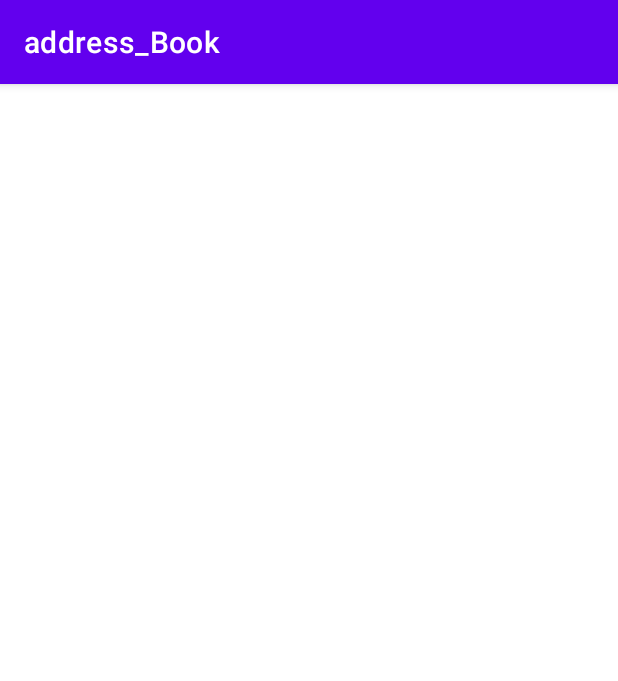
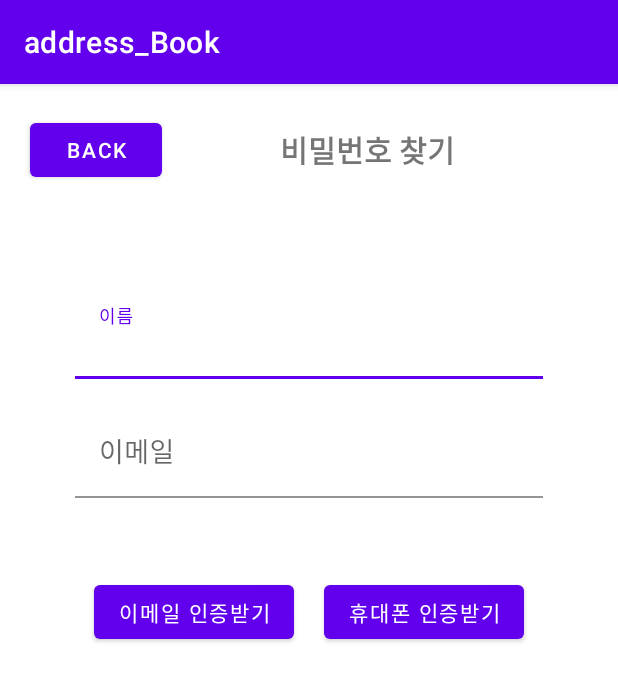
Before and after one commit to e994301s/address_Book, an Android app: the FindPWActivity screen opened directly, with no data from a screen before it, on a phone screen of 412 x 824 dp. Shown: the top 681 px of the screen. Run offline under Robolectric (Android 15) with nearby library versions, the light colour scheme and no system bars.

Commit message:
비밀번호 찾기_layout 구성_kyeongmi

```diff
--- /dev/null
+++ b/address_Book/app/src/main/java/com/android/address_book/EmailFindPWActivity.java
@@ -0,0 +1,14 @@
+package com.android.address_book;
+
+import androidx.appcompat.app.AppCompatActivity;
+
+import android.os.Bundle;
+
+public class EmailFindPWActivity extends AppCompatActivity {
+
+    @Override
+    protected void onCreate(Bundle savedInstanceState) {
+        super.onCreate(savedInstanceState);
+        setContentView(R.layout.activity_email_find_pw);
+    }
+}
--- a/address_Book/app/src/main/java/com/android/address_book_Activity/FindPWActivity.java
+++ b/address_Book/app/src/main/java/com/android/address_book_Activity/FindPWActivity.java
@@ -2,8 +2,14 @@ package com.android.address_book_Activity;
 
 import androidx.appcompat.app.AppCompatActivity;
 
+import android.content.Intent;
+import android.graphics.Paint;
 import android.os.Bundle;
+import android.view.View;
+import android.widget.EditText;
+import android.widget.TextView;
 
+import com.android.address_book.EmailFindPWActivity;
 import com.android.address_book.R;
 
 /*
@@ -22,9 +28,58 @@ import com.android.address_book.R;
 
 public class FindPWActivity extends AppCompatActivity {
 
+    EditText name, email;
+    TextView check;
+
     @Override
     protected void onCreate(Bundle savedInstanceState) {
         super.onCreate(savedInstanceState);
         setContentView(R.layout.activity_find_pw);
+
+        name = findViewById(R.id.name_findPw);
+        email = findViewById(R.id.email_findPw);
+        check = findViewById(R.id.tv_fieldCheck_findPw);
+
+        findViewById(R.id.backBtn_findPw).setOnClickListener(mClickListener);
+        findViewById(R.id.btnEmailAuth_findPw).setOnClickListener(mClickListener);
+        findViewById(R.id.btnPhoneAuth_findPw).setOnClickListener(mClickListener);
+
     }
+
+    View.OnClickListener mClickListener = new View.OnClickListener() {
+        @Override
+        public void onClick(View v) {
+            switch (v.getId()){
+                case R.id.backBtn_findPw:
+                    finish();
+                    break;
+
+                case R.id.btnEmailAuth_findPw:
+                    emailFieldCheck();
+
+                    break;
+
+                case R.id.btnPhoneAuth_findPw:
+
+                    break;
+
+            }
+        }
+    };
+
+    // field check
+    private void emailFieldCheck(){
+        if(name.getText().toString().trim().length() == 0){
+            check.setText("이름을 입력해주세요.");
+        } else if (email.getText().toString().trim().length() == 0){
+            check.setText("이메일을 입력해주세요.");
+        } else {
+            Intent intent = new Intent(FindPWActivity.this, EmailFindPWActivity.class);
+            intent.putExtra("name", name.getText().toString().trim());
+            intent.putExtra("email", email.getText().toString().trim());
+            finish();
+            startActivity(intent);
+        }
+    }
+
 }
--- /dev/null
+++ b/address_Book/app/src/main/res/layout/activity_email_find_pw.xml
@@ -0,0 +1,9 @@
+<?xml version="1.0" encoding="utf-8"?>
+<androidx.constraintlayout.widget.ConstraintLayout xmlns:android="http://schemas.android.com/apk/res/android"
+    xmlns:app="http://schemas.android.com/apk/res-auto"
+    xmlns:tools="http://schemas.android.com/tools"
+    android:layout_width="match_parent"
+    android:layout_height="match_parent"
+    tools:context=".EmailFindPWActivity">
+
+</androidx.constraintlayout.widget.ConstraintLayout>
--- a/address_Book/app/src/main/res/layout/activity_find_pw.xml
+++ b/address_Book/app/src/main/res/layout/activity_find_pw.xml
@@ -1,9 +1,119 @@
 <?xml version="1.0" encoding="utf-8"?>
-<androidx.constraintlayout.widget.ConstraintLayout xmlns:android="http://schemas.android.com/apk/res/android"
+<LinearLayout
+    android:orientation="vertical"
+    xmlns:android="http://schemas.android.com/apk/res/android"
     xmlns:app="http://schemas.android.com/apk/res-auto"
     xmlns:tools="http://schemas.android.com/tools"
     android:layout_width="match_parent"
     android:layout_height="match_parent"
     tools:context="com.android.address_book_Activity.FindPWActivity">
 
-</androidx.constraintlayout.widget.ConstraintLayout>
+    <LinearLayout
+        android:layout_width="match_parent"
+        android:layout_height="wrap_content"
+        android:orientation="horizontal">
+
+        <Button
+            android:id="@+id/backBtn_findPw"
+            android:layout_width="wrap_content"
+            android:layout_height="wrap_content"
+            android:layout_gravity="left|center"
+            android:layout_margin="20dp"
+            android:text="back" />
+
+        <TextView
+            android:layout_width="match_parent"
+            android:layout_height="wrap_content"
+            android:text="비밀번호 찾기"
+            android:textStyle="bold"
+            android:textSize="20dp"
+            android:layout_gravity="center"
+            android:gravity="center"
+            android:layout_marginRight="50dp"
+            />
+    </LinearLayout>
+
+    <com.google.android.material.textfield.TextInputLayout
+        android:layout_width="match_parent"
+        android:layout_height="wrap_content"
+        app:errorEnabled="true"
+        android:layout_marginRight="50dp"
+        android:layout_marginLeft="50dp"
+        android:layout_marginTop="50dp"
+        android:background="@color/white"
+        >
+
+        <com.google.android.material.textfield.TextInputEditText
+            android:id="@+id/name_findPw"
+            android:layout_width="match_parent"
+            android:layout_height="match_parent"
+            android:hint="이름"
+            android:textSize="18dp"
+            android:background="@color/white"
+            />
+
+    </com.google.android.material.textfield.TextInputLayout>
+
+
+    <com.google.android.material.textfield.TextInputLayout
+        android:layout_width="match_parent"
+        android:layout_height="wrap_content"
+        app:errorEnabled="true"
+        android:layout_marginRight="50dp"
+        android:layout_marginLeft="50dp"
+        android:background="@color/white"
+        >
+
+        <com.google.android.material.textfield.TextInputEditText
+            android:id="@+id/email_findPw"
+            android:layout_width="match_parent"
+            android:layout_height="match_parent"
+            android:hint="이메일"
+            android:textSize="18dp"
+            android:inputType="textEmailAddress"
+            android:background="@color/white"
+            />
+
+    </com.google.android.material.textfield.TextInputLayout>
+
+    <TextView
+        android:id="@+id/tv_fieldCheck_findPw"
+        android:layout_width="match_parent"
+        android:layout_height="wrap_content"
+        android:textStyle="bold"
+        android:textSize="15dp"
+        android:layout_gravity="center"
+        android:gravity="center"
+        android:layout_marginLeft="30dp"
+        android:layout_marginRight="30dp"
+        android:layout_marginBottom="10dp"
+        android:textColor="@color/red"
+        />
+
+    <LinearLayout
+        android:layout_width="match_parent"
+        android:layout_height="wrap_content"
+        android:orientation="horizontal"
+        android:gravity="center_horizontal"
+        >
+
+        <Button
+            android:id="@+id/btnEmailAuth_findPw"
+            android:layout_width="wrap_content"
+            android:layout_height="wrap_content"
+            android:text="이메일 인증받기"
+            android:layout_gravity="center_horizontal"
+            android:layout_marginRight="20dp"
+            />
+
+        <Button
+            android:id="@+id/btnPhoneAuth_findPw"
+            android:layout_width="wrap_content"
+            android:layout_height="wrap_content"
+            android:text="휴대폰 인증받기"
+            android:layout_gravity="center_horizontal"
+            />
+
+    </LinearLayout>
+
+</LinearLayout>
```
